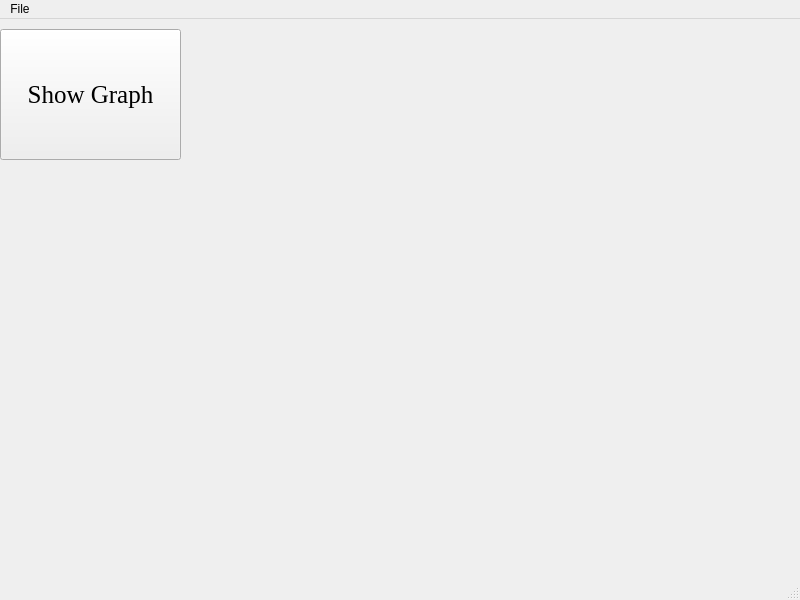
GunesSayin1/SmartSaddleProject_6, file qt_designer2.ui: the form before one commit.
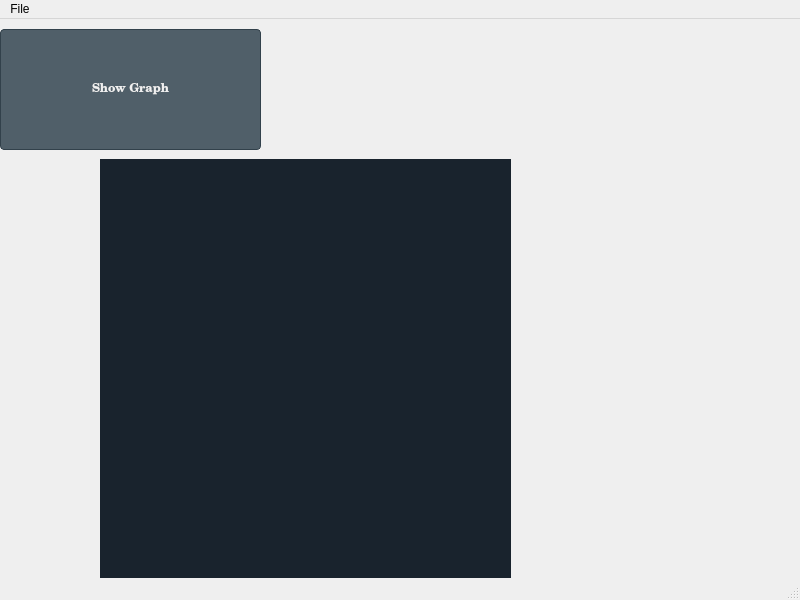
The form after the commit. Icons and pictures are not drawn. Custom widgets are drawn as their Qt base class.

```diff
--- a/qt_designer2.ui
+++ b/qt_designer2.ui
@@ -13,47 +13,130 @@
   <property name="windowTitle">
    <string>MainWindow</string>
   </property>
+  <property name="styleSheet">
+   <string notr="true">QMainWindow::separator {
+  background-color: #32414B;
+  border: 0px solid #19232D;
+  spacing: 0px;
+  padding: 2px;
+}
+
+QMainWindow::separator:hover {
+  background-color: #505F69;
+  border: 0px solid #148CD2;
+}
+
+QMainWindow::separator:horizontal {
+  width: 5px;
+  margin-top: 2px;
+  margin-bottom: 2px;
+  image: url(&quot;:/qss_icons/rc/toolbar_separator_vertical.png&quot;);
+}
+
+QMainWindow::separator:vertical {
+  height: 5px;
+  margin-left: 2px;
+  margin-right: 2px;
+  image: url(&quot;:/qss_icons/rc/toolbar_separator_horizontal.png&quot;);
+}
+</string>
+  </property>
   <widget class="QWidget" name="centralwidget">
    <widget class="QPushButton" name="pushButton_generate_random_signal">
     <property name="geometry">
      <rect>
       <x>0</x>
       <y>10</y>
-      <width>181</width>
-      <height>131</height>
+      <width>261</width>
+      <height>121</height>
      </rect>
     </property>
     <property name="font">
      <font>
-      <family>Georgia</family>
-      <pointsize>19</pointsize>
+      <family>Century</family>
+      <weight>75</weight>
+      <italic>false</italic>
+      <bold>true</bold>
      </font>
     </property>
     <property name="whatsThis">
      <string>&lt;html&gt;&lt;head/&gt;&lt;body&gt;&lt;p&gt;&lt;img src=&quot;:/bicirik/Untitled-3.png&quot;/&gt;&lt;img src=&quot;:/bicirik/Untitled-3.png&quot;/&gt;&lt;/p&gt;&lt;/body&gt;&lt;/html&gt;</string>
     </property>
     <property name="styleSheet">
-     <string notr="true">QPushButton{
-         .btn-grad {background-image: linear-gradient(to right, #314755 0%, #26a0da  51%, #314755  100%)}
-         .btn-grad {
-            margin: 10px;
-            padding: 15px 45px;
-            text-align: center;
-            text-transform: uppercase;
-            transition: 0.5s;
-            background-size: 200% auto;
-            color: white;            
-            box-shadow: 0 0 20px #eee;
-            border-radius: 10px;
-            display: block;
-          }
+     <string notr="true">QPushButton {
+  background-color: #505F69;
+  border: 1px solid #32414B;
+  color: #F0F0F0;
+  border-radius: 4px;
+  padding: 3px;
+  outline: none;
+  /* Issue #194 - Special case of QPushButton inside dialogs, for better UI */
+  min-width: 80px;
+}
 
-          .btn-grad:hover {
-            background-position: right center; /* change the direction of the change here */
-            color: #fff;
-            text-decoration: none;
-          }
-         }</string>
+QPushButton:disabled {
+  background-color: #32414B;
+  border: 1px solid #32414B;
+  color: #787878;
+  border-radius: 4px;
+  padding: 3px;
+}
+
+QPushButton:checked {
+  background-color: #32414B;
+  border: 1px solid #32414B;
+  border-radius: 4px;
+  padding: 3px;
+  outline: none;
+}
+
+QPushButton:checked:disabled {
+  background-color: #19232D;
+  border: 1px solid #32414B;
+  color: #787878;
+  border-radius: 4px;
+  padding: 3px;
+  outline: none;
+}
+
+QPushButton:checked:selected {
+  background: #1464A0;
+  color: #32414B;
+}
+
+QPushButton::menu-indicator {
+  subcontrol-origin: padding;
+  subcontrol-position: bottom right;
+  bottom: 4px;
+}
+
+QPushButton:pressed {
+  background-color: #19232D;
+  border: 1px solid #19232D;
+}
+
+QPushButton:pressed:hover {
+  border: 1px solid #148CD2;
+}
+
+QPushButton:hover {
+  border: 1px solid #148CD2;
+  color: #F0F0F0;
+}
+
+QPushButton:selected {
+  background: #1464A0;
+  color: #32414B;
+}
+
+QPushButton:hover {
+  border: 1px solid #148CD2;
+  color: #F0F0F0;
+}
+
+QPushButton:focus {
+  border: 1px solid #1464A0;
+}</string>
     </property>
     <property name="text">
      <string>Show Graph</string>
@@ -72,12 +155,39 @@
    <widget class="MplWidget" name="MplWidget" native="true">
     <property name="geometry">
      <rect>
-      <x>180</x>
-      <y>40</y>
+      <x>100</x>
+      <y>140</y>
       <width>411</width>
       <height>431</height>
      </rect>
     </property>
+    <property name="styleSheet">
+     <string notr="true">QWidget {
+  background-color: #19232D;
+  border: 0px solid #32414B;
+  padding: 0px;
+  color: #F0F0F0;
+  selection-background-color: #1464A0;
+  selection-color: #F0F0F0;
+}
+
+QWidget:disabled {
+  background-color: #19232D;
+  color: #787878;
+  selection-background-color: #14506E;
+  selection-color: #787878;
+}
+
+QWidget::item:selected {
+  background-color: #1464A0;
+}
+
+QWidget::item:hover {
+  background-color: #148CD2;
+  color: #32414B;
+}
+</string>
+    </property>
    </widget>
   </widget>
   <widget class="QMenuBar" name="menubar">
```
Left out of the diff: 8 changed lines with no effect on the pictures.
